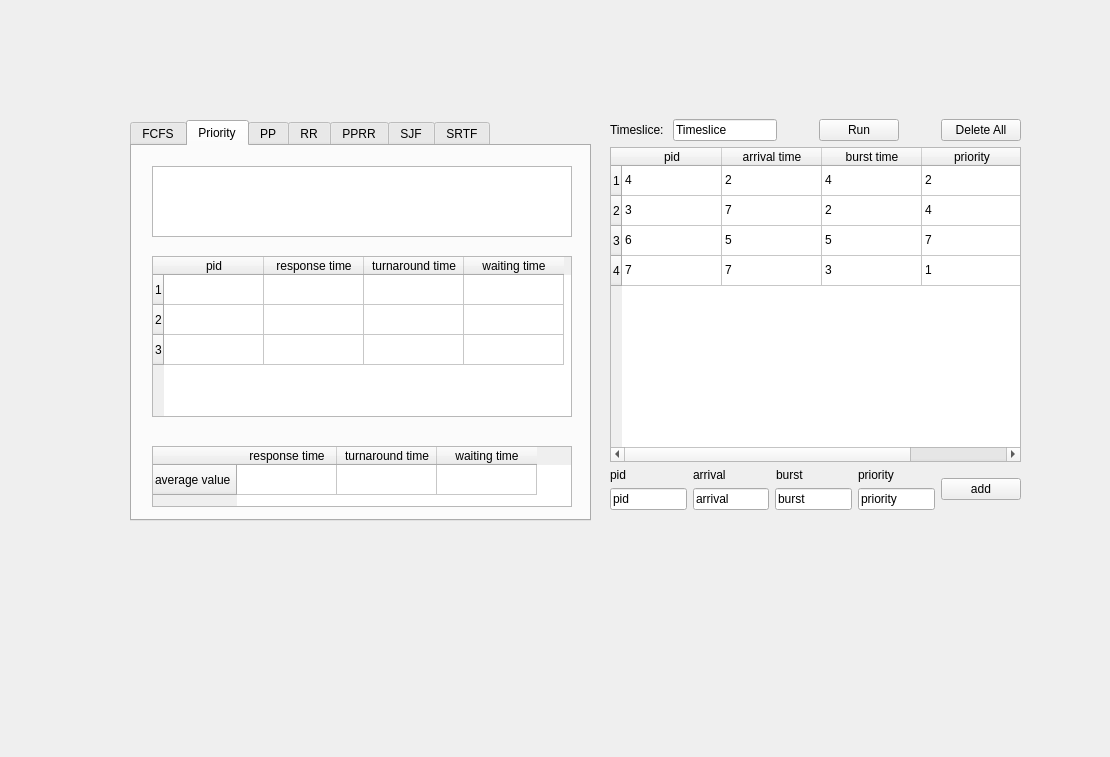
Old version of the form mainwindow.ui in the repository jseop-lim/cpu-scheduling-simulator-python.
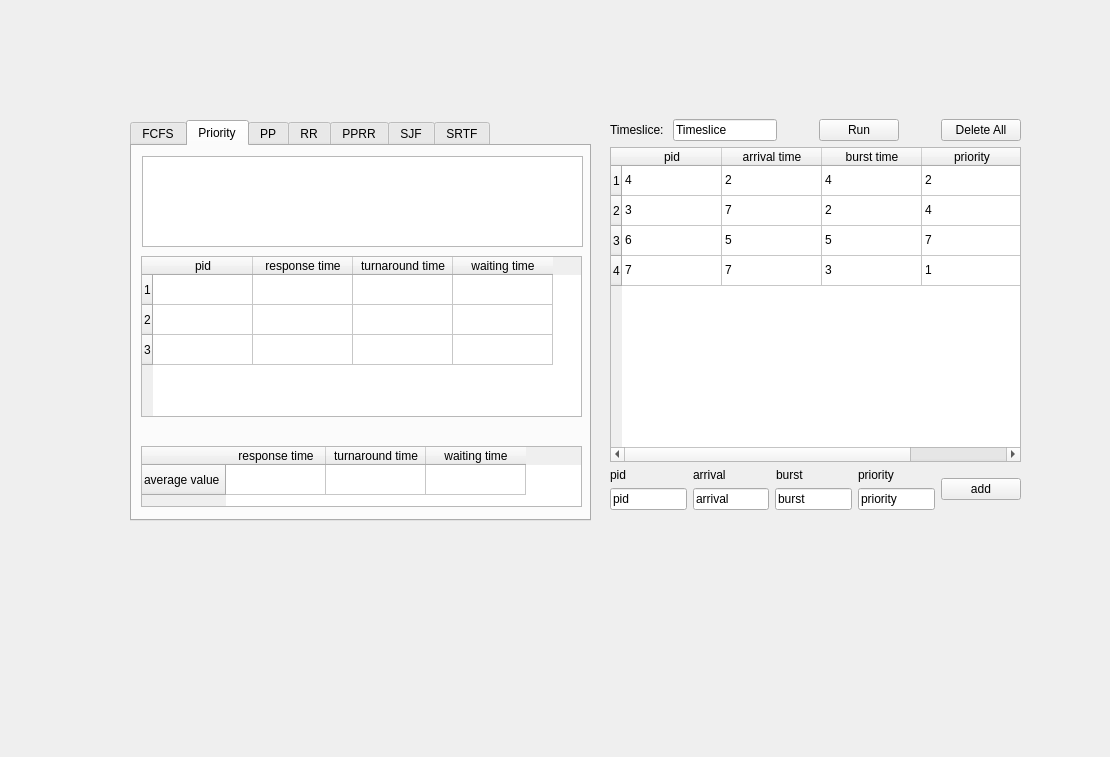
New version of the form.

```diff
--- a/mainwindow.ui
+++ b/mainwindow.ui
@@ -126,9 +126,9 @@
      <widget class="QTableWidget" name="results_priority">
       <property name="geometry">
        <rect>
-        <x>20</x>
+        <x>9</x>
         <y>110</y>
-        <width>420</width>
+        <width>441</width>
         <height>161</height>
        </rect>
       </property>
@@ -171,9 +171,9 @@
      <widget class="QTableWidget" name="avg_priority">
       <property name="geometry">
        <rect>
-        <x>20</x>
+        <x>9</x>
         <y>300</y>
-        <width>420</width>
+        <width>441</width>
         <height>61</height>
        </rect>
       </property>
@@ -201,12 +201,18 @@
      <widget class="QGraphicsView" name="gantt_priority">
       <property name="geometry">
        <rect>
-        <x>20</x>
-        <y>20</y>
-        <width>420</width>
-        <height>71</height>
+        <x>10</x>
+        <y>10</y>
+        <width>441</width>
+        <height>91</height>
        </rect>
       </property>
+      <property name="maximumSize">
+       <size>
+        <width>441</width>
+        <height>91</height>
+       </size>
+      </property>
      </widget>
     </widget>
     <widget class="QWidget" name="tab_pp">
```
